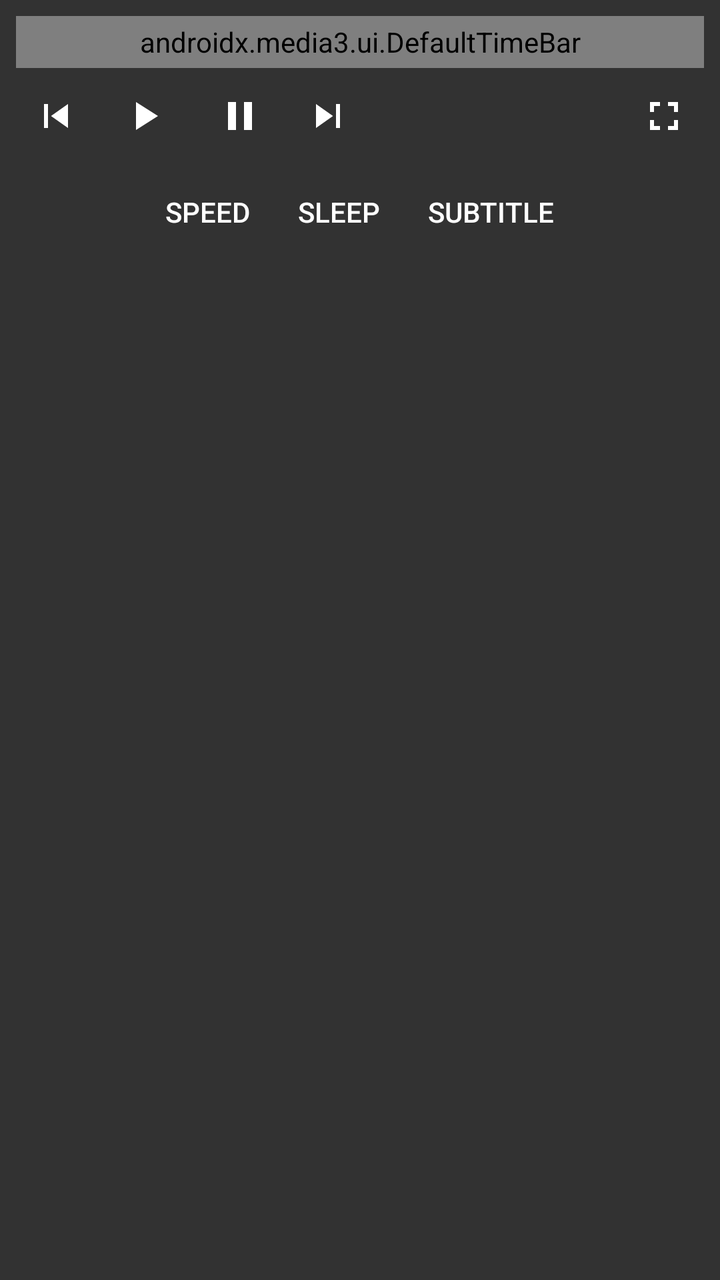
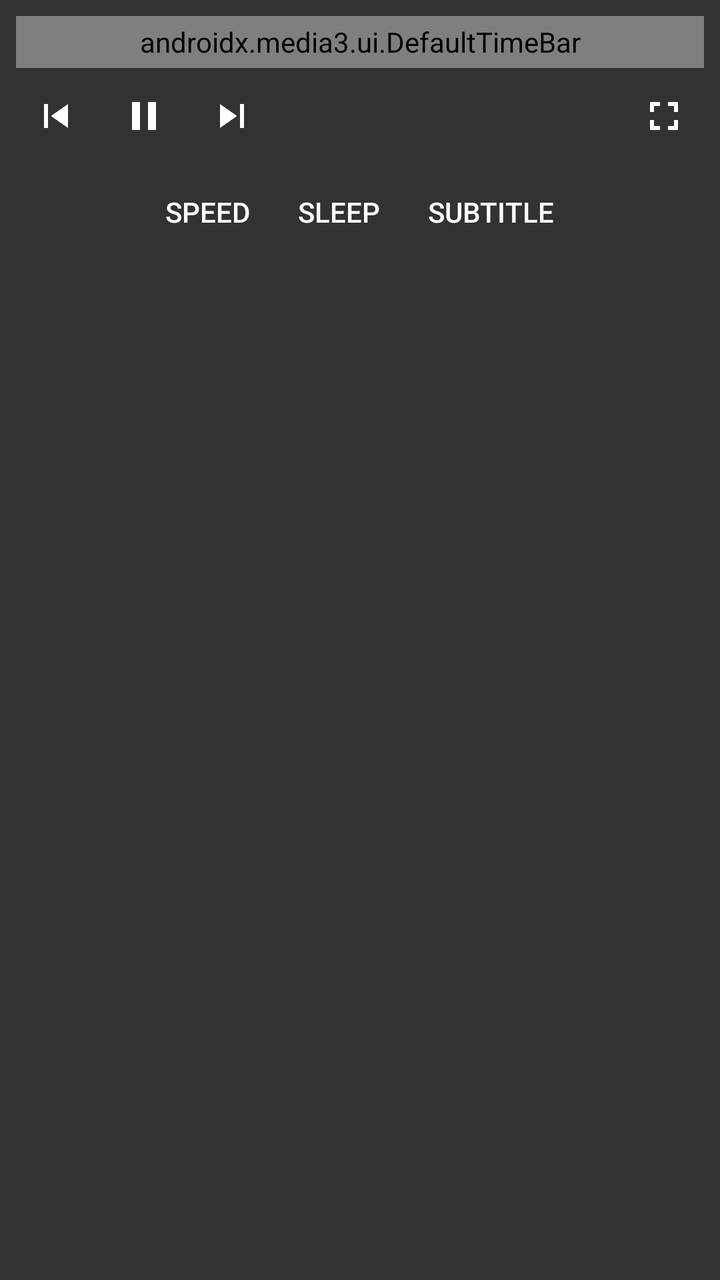

The first picture is an Android layout as it rendered before a commit; the second is the same layout after the commit. The layout source and the unified diff follow.
<!-- AndroidManifest.xml: application theme Theme.SPPlayer -->
<!-- res/layout/exo_player_control_view.xml -->
<?xml version="1.0" encoding="utf-8"?>
<LinearLayout xmlns:android="http://schemas.android.com/apk/res/android"
    android:layout_width="match_parent"
    android:layout_height="wrap_content"
    android:layout_gravity="bottom"
    android:background="#CC000000"
    android:orientation="vertical"
    android:padding="8dp">

    <LinearLayout
        android:layout_width="match_parent"
        android:layout_height="wrap_content"
        android:gravity="center_vertical"
        android:orientation="horizontal">

        <TextView
            android:id="@+id/exo_position"
            android:layout_width="wrap_content"
            android:layout_height="wrap_content"
            android:textColor="@android:color/white"
            android:textSize="12sp" />

        <androidx.media3.ui.DefaultTimeBar
            android:id="@+id/exo_progress"
            android:layout_width="0dp"
            android:layout_height="26dp"
            android:layout_weight="1" />

        <TextView
            android:id="@+id/exo_duration"
            android:layout_width="wrap_content"
            android:layout_height="wrap_content"
            android:textColor="@android:color/white"
            android:textSize="12sp" />
    </LinearLayout>

    <LinearLayout
        android:layout_width="match_parent"
        android:layout_height="wrap_content"
        android:gravity="center_vertical"
        android:orientation="horizontal">

        <ImageButton
            android:id="@+id/exo_prev"
            android:layout_width="40dp"
            android:layout_height="40dp"
            android:background="?attr/selectableItemBackgroundBorderless"
            android:contentDescription="Previous"
            android:src="@drawable/ic_prev"
            android:tint="@android:color/white" />

        <ImageButton
            android:id="@+id/exo_play"
            android:layout_width="48dp"
            android:layout_height="48dp"
            android:background="?attr/selectableItemBackgroundBorderless"
            android:contentDescription="Play"
            android:src="@drawable/ic_play"
            android:tint="@android:color/white" />

        <ImageButton
            android:id="@+id/exo_pause"
            android:layout_width="48dp"
            android:layout_height="48dp"
            android:background="?attr/selectableItemBackgroundBorderless"
            android:contentDescription="Pause"
            android:src="@drawable/ic_pause"
            android:tint="@android:color/white" />

        <ImageButton
            android:id="@+id/exo_next"
            android:layout_width="40dp"
            android:layout_height="40dp"
            android:background="?attr/selectableItemBackgroundBorderless"
            android:contentDescription="Next"
            android:src="@drawable/ic_next"
            android:tint="@android:color/white" />

        <View
            android:layout_width="0dp"
            android:layout_height="0dp"
            android:layout_weight="1" />

        <ImageButton
            android:id="@+id/exo_fullscreen"
            android:layout_width="40dp"
            android:layout_height="40dp"
            android:background="?attr/selectableItemBackgroundBorderless"
            android:contentDescription="Fullscreen"
            android:src="@drawable/ic_fullscreen"
            android:tint="@android:color/white" />
    </LinearLayout>

    <LinearLayout
        android:layout_width="match_parent"
        android:layout_height="wrap_content"
        android:gravity="center"
        android:orientation="horizontal">

        <Button
            android:id="@+id/btn_speed_video"
            style="?android:attr/buttonBarButtonStyle"
            android:layout_width="wrap_content"
            android:layout_height="wrap_content"
            android:text="Speed"
            android:textColor="@android:color/white" />

        <Button
            android:id="@+id/btn_sleep_video"
            style="?android:attr/buttonBarButtonStyle"
            android:layout_width="wrap_content"
            android:layout_height="wrap_content"
            android:text="Sleep"
            android:textColor="@android:color/white" />

        <Button
            android:id="@+id/btn_subtitle_video"
            style="?android:attr/buttonBarButtonStyle"
            android:layout_width="wrap_content"
            android:layout_height="wrap_content"
            android:text="Subtitle"
            android:textColor="@android:color/white" />
    </LinearLayout>

</LinearLayout>
<!-- resources referenced by this layout -->
<resources>
  <!-- drawable ic_fullscreen (drawable) -->
  <vector xmlns:android="http://schemas.android.com/apk/res/android"
      android:width="24dp"
      android:height="24dp"
      android:viewportWidth="24"
      android:viewportHeight="24">
      <path
          android:fillColor="#FF000000"
          android:pathData="M7,14H5v5h5v-2H7v-3zM5,10h2V7h3V5H5v5zM17,17h-3v2h5v-5h-2v3zM14,5v2h3v3h2V5h-5z" />
  </vector>
  <!-- drawable ic_next (drawable) -->
  <vector xmlns:android="http://schemas.android.com/apk/res/android"
      android:width="24dp"
      android:height="24dp"
      android:viewportWidth="24"
      android:viewportHeight="24">
      <path
          android:fillColor="#FF000000"
          android:pathData="M6,18l8.5,-6L6,6v12zM16,6v12h2V6h-2z" />
  </vector>
  <!-- drawable ic_pause (drawable) -->
  <vector xmlns:android="http://schemas.android.com/apk/res/android"
      android:width="24dp"
      android:height="24dp"
      android:viewportWidth="24"
      android:viewportHeight="24">
      <path
          android:fillColor="#FF000000"
          android:pathData="M6,19h4V5H6v14zM14,5v14h4V5h-4z" />
  </vector>
  <!-- drawable ic_play (drawable) -->
  <vector xmlns:android="http://schemas.android.com/apk/res/android"
      android:width="24dp"
      android:height="24dp"
      android:viewportWidth="24"
      android:viewportHeight="24">
      <path
          android:fillColor="#FF000000"
          android:pathData="M8,5v14l11,-7z" />
  </vector>
  <!-- drawable ic_prev (drawable) -->
  <vector xmlns:android="http://schemas.android.com/apk/res/android"
      android:width="24dp"
      android:height="24dp"
      android:viewportWidth="24"
      android:viewportHeight="24">
      <path
          android:fillColor="#FF000000"
          android:pathData="M6,6h2v12H6zM9.5,12l8.5,6V6z" />
  </vector>
  <style name="Theme.SPPlayer" parent="Theme.AppCompat.DayNight.NoActionBar">
          <item name="colorPrimary">@color/accent_pink</item>
          <item name="colorPrimaryDark">@color/accent_pink_dark</item>
          <item name="colorAccent">@color/accent_pink</item>
          <item name="android:windowBackground">?android:attr/colorBackground</item>
      </style>
  <color name="accent_pink">#E91E63</color>
  <color name="accent_pink_dark">#C2185B</color>
</resources>

<!-- the commit's change to res/layout/exo_player_control_view.xml (unified diff, before → after) -->
@@ -50,20 +50,11 @@
             android:tint="@android:color/white" />
 
         <ImageButton
-            android:id="@+id/exo_play"
+            android:id="@+id/exo_play_pause"
             android:layout_width="48dp"
             android:layout_height="48dp"
             android:background="?attr/selectableItemBackgroundBorderless"
-            android:contentDescription="Play"
-            android:src="@drawable/ic_play"
-            android:tint="@android:color/white" />
-
-        <ImageButton
-            android:id="@+id/exo_pause"
-            android:layout_width="48dp"
-            android:layout_height="48dp"
-            android:background="?attr/selectableItemBackgroundBorderless"
-            android:contentDescription="Pause"
+            android:contentDescription="Play/Pause"
             android:src="@drawable/ic_pause"
             android:tint="@android:color/white" />
 
<!-- resource entries referenced after the edit -->
@@ -30,16 +30,6 @@
           android:fillColor="#FF000000"
           android:pathData="M6,19h4V5H6v14zM14,5v14h4V5h-4z" />
   </vector>
-  <!-- drawable ic_play (drawable) -->
-  <vector xmlns:android="http://schemas.android.com/apk/res/android"
-      android:width="24dp"
-      android:height="24dp"
-      android:viewportWidth="24"
-      android:viewportHeight="24">
-      <path
-          android:fillColor="#FF000000"
-          android:pathData="M8,5v14l11,-7z" />
-  </vector>
   <!-- drawable ic_prev (drawable) -->
   <vector xmlns:android="http://schemas.android.com/apk/res/android"
       android:width="24dp"
